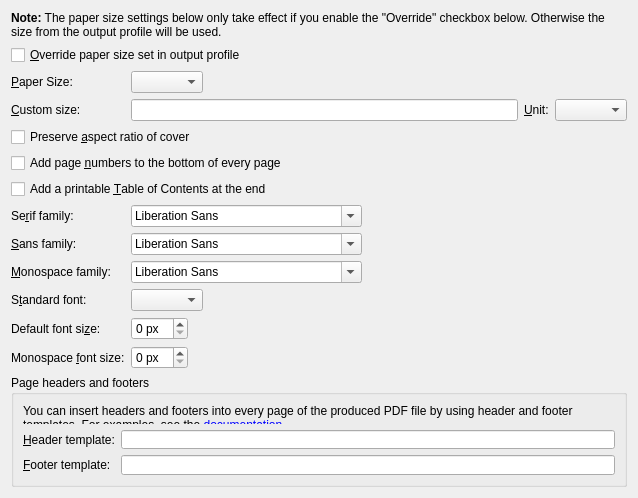
First picture: the form in src/calibre/gui2/convert/pdf_output.ui, repository kovidgoyal/calibre, before the edit.
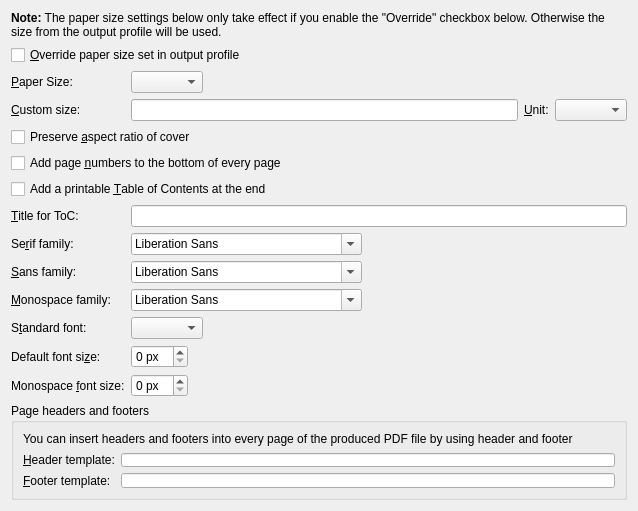
Second picture: the form after the edit.

What changed in the file:
```diff
--- a/src/calibre/gui2/convert/pdf_output.ui
+++ b/src/calibre/gui2/convert/pdf_output.ui
@@ -232,6 +232,19 @@
      </property>
     </widget>
    </item>
+   <item row="8" column="1">
+    <widget class="QLineEdit" name="opt_toc_title"/>
+   </item>
+   <item row="8" column="0">
+    <widget class="QLabel" name="label_14">
+     <property name="text">
+      <string>&amp;Title for ToC:</string>
+     </property>
+     <property name="buddy">
+      <cstring>opt_toc_title</cstring>
+     </property>
+    </widget>
+   </item>
   </layout>
  </widget>
  <resources/>
```
